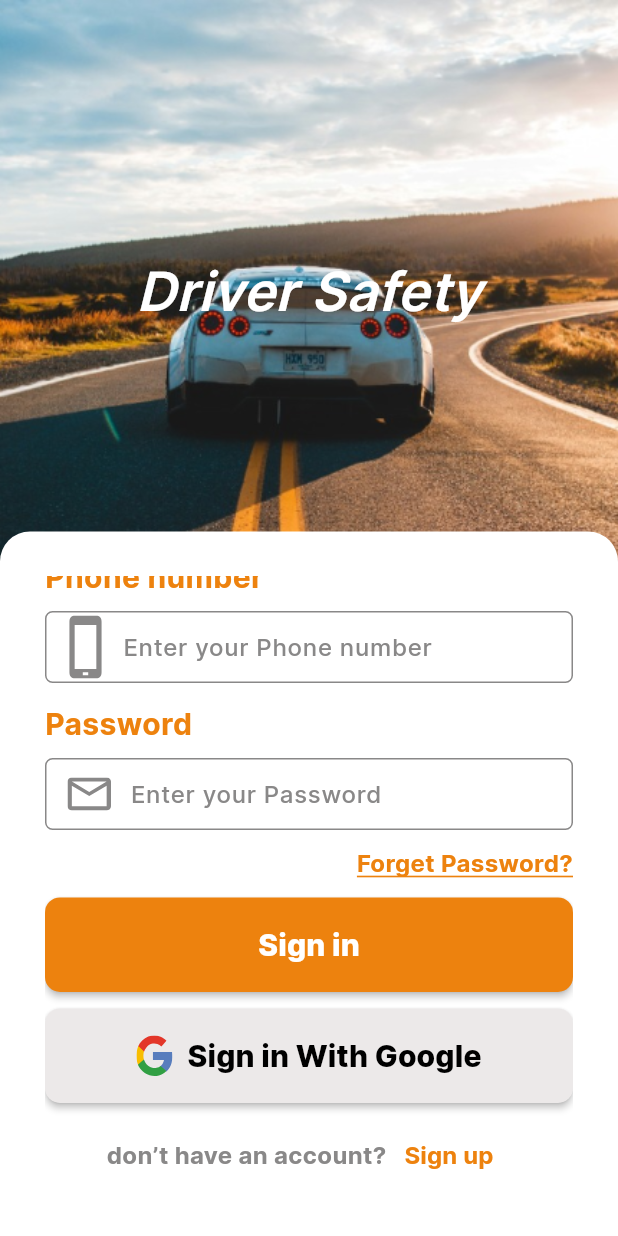
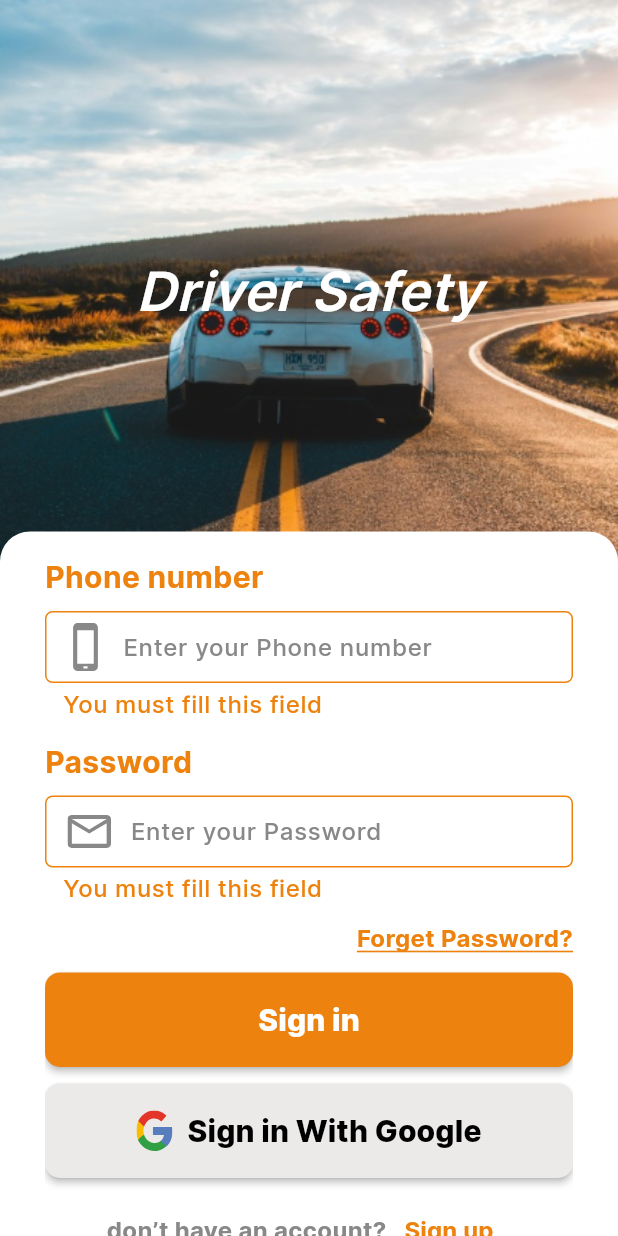
Before and after one commit to talaat97/Driver_Safety, a Flutter app: the SignInView screen opened directly, scrolled down 91 dp, after a tap on "Sign in", on a phone screen of 412 x 824 dp. Run offline on Flutter 3.47's test engine with Material 3 defaults, Android fonts, the phone set to English and light mode, and no system bars; our stand-ins replace cloud_firestore, dio, firebase_auth, firebase_core, flutter_bloc, flutter_svg and 5 more; accounts and stored records are empty.

```diff
--- a/lib/core/shared_widgets/form/form_field_item_builder.dart
+++ b/lib/core/shared_widgets/form/form_field_item_builder.dart
@@ -36,7 +36,7 @@ class FormFieldItemBuilder extends StatelessWidget {
         validator: (value) {
           if(!isRequired) return null;
           if (value!.isEmpty) {
-            return 'you must fill this field ';
+            return 'You must fill this field ';
           }
           return null;
         },
@@ -50,7 +50,7 @@ class FormFieldItemBuilder extends StatelessWidget {
         cursorColor: ColorsManager.primary,
         decoration: InputDecoration(
           prefixIcon: Padding(
-            padding: const EdgeInsets.only(left: 15,right: 9,top: 3,bottom: 3),
+            padding: const EdgeInsets.only(left: 15,right: 9,top: 8,bottom: 8),
             child: prefix,
           ),
           suffixIcon: suffix,
@@ -59,9 +59,9 @@ class FormFieldItemBuilder extends StatelessWidget {
             fontSize: SizeManager.formFieldFontSize,
             color: ColorsManager.grey,
           ),
-          errorStyle: TextStyleManager.textStyleLight.copyWith(
+          errorStyle: TextStyleManager.textStyleMedium.copyWith(
             fontSize: SizeManager.formFieldFontSize,
-            color: ColorsManager.red,
+            color: ColorsManager.primary,
           ),
           enabledBorder: OutlineInputBorder(
             borderRadius: BorderRadius.circular(borderRadius),
@@ -84,13 +84,13 @@ class FormFieldItemBuilder extends StatelessWidget {
           focusedErrorBorder: OutlineInputBorder(
             borderRadius: BorderRadius.circular(borderRadius),
             borderSide: const BorderSide(
-              color: ColorsManager.red,
+              color: ColorsManager.primary,
             )
           ),
           errorBorder: OutlineInputBorder(
             borderRadius: BorderRadius.circular(borderRadius),
             borderSide: const BorderSide(
-              color: ColorsManager.red,
+              color: ColorsManager.primary,
             )
           ),
           contentPadding: const EdgeInsets.symmetric(horizontal: 8)
--- /dev/null
+++ b/lib/features/auth/data/models/user_model.dart
@@ -0,0 +1,29 @@
+
+class UserModel {
+  String? name;
+  String? phone;
+  String? email;
+  String? password;
+
+
+  UserModel({
+    required this.phone,
+    required this.name,
+    required this.email,
+    required this.password
+  });
+
+  UserModel.fromJson(Map<String, dynamic> json) {
+    name = json['name'];
+    phone = json['phone'];
+    email = json['email'];
+  }
+
+  Map<String, dynamic> toJson() {
+    final Map<String, dynamic> data = <String, dynamic>{};
+    data['phone'] = phone;
+    data['name'] = name;
+    data['email'] = email;
+    return data;
+  }
+}
--- /dev/null
+++ b/lib/features/auth/presentation/cubit/sign_in_cubit/sign_in_states.dart
@@ -0,0 +1,11 @@
+abstract class SignInStates {}
+
+class SignInInitialState extends SignInStates{}
+class SignInLoadingState extends SignInStates{}
+class SignInSuccessState extends SignInStates{}
+
+class SignInErrorState extends SignInStates
+{
+  String error;
+  SignInErrorState(this.error);
+}
--- /dev/null
+++ b/lib/features/auth/presentation/cubit/sign_up_cubit/sign_up_states.dart
@@ -0,0 +1,15 @@
+abstract class SignUpStates {}
+
+class SignUpInitialState extends SignUpStates{}
+class SignUpLoadingState extends SignUpStates{}
+class SignUpSuccessState extends SignUpStates
+{
+  String msg;
+  SignUpSuccessState(this.msg);
+}
+
+class SignUpErrorState extends SignUpStates
+{
+  String error;
+  SignUpErrorState(this.error);
+}
--- a/lib/features/auth/presentation/views/sign_in_view.dart
+++ b/lib/features/auth/presentation/views/sign_in_view.dart
@@ -7,13 +7,12 @@ import '../../../../core/resources_manager/color_manager.dart';
 import '../../../../core/resources_manager/style_manager.dart';
 
 class SignInView extends StatelessWidget {
-  const    SignInView({super.key});
+  const SignInView({super.key});
 
   @override
   Widget build(BuildContext context) {
     return Scaffold(
-      body: SafeArea(
-        child: Stack(
+      body: Stack(
         children: [
           SizedBox(
             height: MediaQuery.of(context).size.height * 0.47,
@@ -56,7 +55,6 @@ class SignInView extends StatelessWidget {
           ),
         ],
       ),
-      ),
     );
   }
 }
--- a/lib/features/auth/presentation/views/widgets/google_button.dart
+++ b/lib/features/auth/presentation/views/widgets/google_button.dart
@@ -22,7 +22,7 @@ class GoogleButton extends StatelessWidget {
             borderRadius: BorderRadius.circular(SizeManager.formButtonRadiusSize)
         ),
         child: Padding(
-          padding: const EdgeInsets.symmetric(horizontal: 20.0, vertical: 17.0),
+          padding: const EdgeInsets.symmetric(horizontal: 5.0, vertical: 17.0),
           child: Row(
             crossAxisAlignment: CrossAxisAlignment.center,
             mainAxisAlignment: MainAxisAlignment.center,
--- a/lib/features/auth/presentation/views/widgets/sign_In_view_builder.dart
+++ b/lib/features/auth/presentation/views/widgets/sign_In_view_builder.dart
@@ -5,13 +5,16 @@ import 'package:driver_safety/core/resources_manager/size_manager.dart';
 import 'package:driver_safety/core/resources_manager/style_manager.dart';
 import 'package:driver_safety/core/shared_widgets/default_home_view.dart';
 import 'package:driver_safety/core/shared_widgets/form/form_button.dart';
+import 'package:driver_safety/core/shared_widgets/my_snack_bar.dart';
+import 'package:driver_safety/features/auth/presentation/cubit/sign_in_cubit/sign_in_cubit.dart';
+import 'package:driver_safety/features/auth/presentation/cubit/sign_in_cubit/sign_in_states.dart';
 import 'package:driver_safety/features/auth/presentation/views/forget_password_view.dart';
 import 'package:driver_safety/features/auth/presentation/views/sign_in_view.dart';
 import 'package:driver_safety/features/auth/presentation/views/sign_up_view.dart';
 import 'package:driver_safety/features/auth/presentation/views/widgets/google_button.dart';
-import 'package:driver_safety/features/home/presentation/view/home_page_view.dart';
 import 'package:firebase_auth/firebase_auth.dart';
 import 'package:flutter/material.dart';
+import 'package:flutter_bloc/flutter_bloc.dart';
 import 'package:get/get.dart';
 import '../../../../../core/shared_widgets/form/form_item_builder.dart';
 import 'package:flutter_svg/flutter_svg.dart';
@@ -25,17 +28,30 @@ class SignInViewBuilder extends StatefulWidget {
 }
 
 class _SignInViewBuilderState extends State<SignInViewBuilder> {
+  TextEditingController phoneController = TextEditingController();
+  TextEditingController passwordController = TextEditingController();
+  bool isUserValid = false;
+
+  var formKey = GlobalKey<FormState>();
+
   @override
   Widget build(BuildContext context) {
-    TextEditingController _phoneController = TextEditingController();
-    TextEditingController _passwordController = TextEditingController();
-    bool isUserValid = false;
-
-    return Padding(
-      padding: const EdgeInsets.all(30),
+    return BlocConsumer<SignInCubit, SignInStates>(
+      listener: (context, state)
+      {
+        if(state is SignInErrorState)
+        {
+          callMySnackBar(context: context, text: state.error);
+        }
+      },
+      builder: (context, state) => Padding(
+      padding: const EdgeInsets.symmetric(horizontal:  30.0),
       child: SingleChildScrollView(
+        child: Form(
+          key: formKey,
           child: Column(
             children: [
+              const SizedBox(height: 30.0,),
               Text(
                 'sign in',
                 style: TextStyleManager.textStyleSemiBold
@@ -48,7 +64,7 @@ class _SignInViewBuilderState extends State<SignInViewBuilder> {
                   prefix: SvgPicture.asset(AssetsManager.phone),
                   label: 'Phone number',
                   isRequired: true,
-                controller: _phoneController,
+                  controller: phoneController,
                   textInputType: TextInputType.phone),
               const SizedBox(
                 height: SizeManager.spaceBetweenForm,
@@ -57,7 +73,7 @@ class _SignInViewBuilderState extends State<SignInViewBuilder> {
                   prefix: SvgPicture.asset(AssetsManager.email),
                   label: 'Password',
                   isRequired: true,
-                controller: _passwordController,
+                  controller: passwordController,
                   textInputType: TextInputType.visiblePassword),
               const SizedBox(
                 height: SizeManager.spaceBetweenForm - 2,
@@ -82,58 +98,15 @@ class _SignInViewBuilderState extends State<SignInViewBuilder> {
               const SizedBox(
                 height: SizeManager.spaceBetweenForm - 2,
               ),
+              state is SignInLoadingState?
+              const CircularProgressIndicator():
               FormButton(
                   label: 'Sign in',
-                onPressed: () async {
-                  try {
-                    final credential =
-                        await FirebaseAuth.instance.signInWithEmailAndPassword(
-                      email: _phoneController.text,
-                      password: _passwordController.text,
-                    );
-
-                    //await FirebaseAuth.instance.currentUser!.sendEmailVerification();
-                    print('test in sign in');
-                    print(_phoneController.text);
-                    print(_passwordController.text);
-                    FirebaseAuth.instance.currentUser!.emailVerified
-                        ? Get.to(const HomePageView())
-                        : Get.to(DefaultHomeView(
-                            widget: AppBar(
-                              title: FirebaseAuth
-                                      .instance.currentUser!.emailVerified
-                                  ? Text('Welcome to home page')
-                                  : Text('we are waiting to vafiy'),
-                              actions: [
-                                IconButton(
-                                    onPressed: () async {
-                                      print(isUserValid);
-                                      FirebaseAuth.instance.currentUser!
-                                          .sendEmailVerification();
-                                      setState(() async {
-                                        isUserValid = await FirebaseAuth
-                                            .instance
-                                            .currentUser!
-                                            .emailVerified;
-                                      });
-                                    },
-                                    icon: const Icon(Icons.refresh))
-                              ],
-                              leading: IconButton(
-                                  onPressed: () {
-                                    FirebaseAuth.instance.signOut();
-                                    Get.off(SignInView());
-                                  },
-                                  icon: const Icon(Icons.arrow_back_outlined)),
-                            ),
-                          ));
-                  } on FirebaseAuthException catch (e) {
-                    print(e.toString());
-                    if (e.code == 'user-not-found') {
-                      print('No user found for that email.');
-                    } else if (e.code == 'wrong-password') {
-                      print('Wrong password provided for that user.');
-                    }
+                  onPressed: ()  {
+                    if(formKey.currentState!.validate()){
+                  SignInCubit.get(context).signIn(
+                    emailOrPhone: phoneController.text,
+                    password: passwordController.text);
                     }
                   }),
               const SizedBox(
@@ -173,10 +146,12 @@ class _SignInViewBuilderState extends State<SignInViewBuilder> {
                   ),
                 ],
               ),
+              const SizedBox(height: 30.0,)
             ],
           ),
         ),
-    );
+      ),
+    ));
   }
 }
 
--- a/lib/features/profile/presentation/views/widgets/profile_view_builder_body.dart
+++ b/lib/features/profile/presentation/views/widgets/profile_view_builder_body.dart
@@ -1,5 +1,6 @@
 import 'package:driver_safety/core/resources_manager/style_manager.dart';
 import 'package:driver_safety/features/profile/presentation/views/your_profile_view.dart';
+import 'package:firebase_auth/firebase_auth.dart';
 import 'package:flutter/material.dart';
 import 'package:get/get.dart';
 
@@ -28,7 +29,10 @@ class ProfileViewBuilderBody extends StatelessWidget {
         ProfileViewBuilderBodyBuilder(
           icon: Icons.logout,
           title: 'Log out',
-          onTab: (){}
+          onTab: ()
+          {
+            FirebaseAuth.instance.signOut();
+          }
         ),
       ],
     );
```
Also changed, not shown: lib/core/app/app.dart (+8 -11 lines), lib/core/shared_widgets/my_snack_bar.dart (added, +21 -0 lines), lib/features/auth/presentation/cubit/sign_in_cubit/sign_in_cubit.dart (added, +57 -0 lines), lib/features/auth/presentation/cubit/sign_up_cubit/sign_up_cubit.dart (added, +54 -0 lines), lib/features/auth/presentation/views/widgets/sign_up_view_builder.dart (+46 -37 lines). Lines whose indentation alone changed are shown as unchanged.
